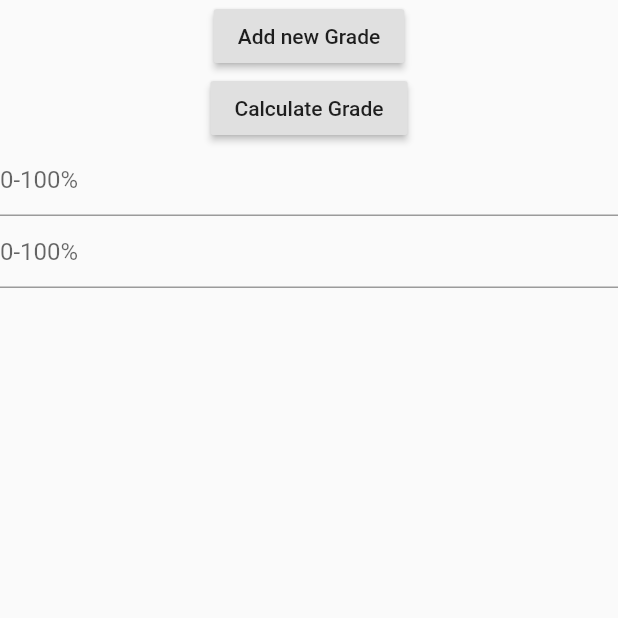
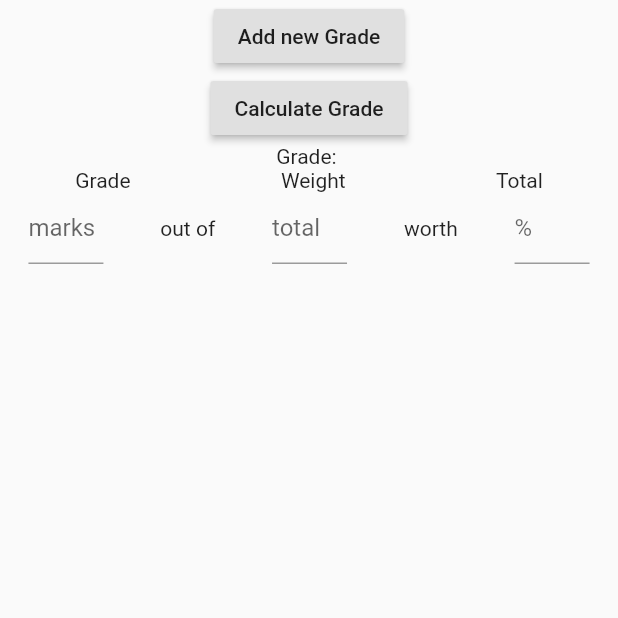
Before and after one commit to SUMR2020/STDY, a Flutter app: the GradesPage screen opened directly, after a tap on "Add new Grade", after a tap on "Calculate Grade", on a phone screen of 412 x 824 dp, the top half of it. Run offline on Flutter 3.47's test engine with Material 2 defaults, Android fonts, the phone set to English and light mode, and no system bars; our stand-ins replace firebase_auth, google_sign_in, googleapis_auth; missing offline and left inert: googleapis; accounts and stored records are empty.

Commit message:
Updated the gradespage so you can now calculate grades. Note: It is very basic and needs to be polished.

```diff
--- a/dev_logs/log_SharjeelAliBCS_wk2.txt
+++ b/dev_logs/log_SharjeelAliBCS_wk2.txt
@@ -1,4 +1,7 @@
 1. Jan 28 (Tues) 11:00-12:00 (1 hour)
    a. Worked with group to implement grades page changes with sign in and navigation bar.
-1. Jan 28 (Tues) 13:00-14:30 (1.5 hours)
+2. Jan 28 (Tues) 13:00-14:30 (1.5 hours)
    a. Worked with group, adding scrolling to grades page as well as a button for calculating the grade and a button for creating new textfields (for the other grades)
+3. Feb 2 (Sun) 12:00-16:00 (4 hours)
+   a. Updated grades page to show a row container per grade entered. This is used to show the three variables used per assignment (grade, total, weight).
+   b. Added an algorithim to calculate the grades based on the three variables defined above and to display the grade on the screen using a setState() function.
--- a/stdy/lib/grades_page.dart
+++ b/stdy/lib/grades_page.dart
@@ -12,47 +12,135 @@ class GradesPage extends StatefulWidget {
 
 class GradesPageState extends State<GradesPage> {
 
-  static final TextEditingController _grade = new TextEditingController();
+
+  var _grade = <TextEditingController>[];
+  var _weight = <TextEditingController>[];
+  var _total = <TextEditingController>[];
+  int marks;
+  String _finalGradeText;
+
+  //String get grade => _grade.text;
+  static List<Widget> _children;
 
   GradesPageState(){
-    _children = [
-      RaisedButton(
-        child: Text('Add new Grade'),
-        onPressed: (){
-          _onAddGrade();
-        },
-      ),
-      RaisedButton(
-        child: Text('Calculate Grade'),
-        onPressed: () {
-        },
-      ),
+    print("regened state");
+    _finalGradeText = '';
+    marks = 0;
 
-      new TextField(controller: _grade,
-        decoration: new InputDecoration(hintText: "0-100%"),),
-
-    ];
+    _children = [];
   }
 
-  String get grade => _grade.text;
-  static List<Widget> _children;
+  void _calculateGrades(){
+
+    double finalGrade = 0.0;
+
+    for(int i =0; i<marks; i++){
+
+      if(_grade[i].text=='' || _weight[i].text=='' || _total[i].text=='')
+        return;
+
+      double currGrade = double.parse(_grade[i].text);
+      double currTotal = double.parse(_total[i].text);
+      double currWeight = double.parse(_weight[i].text);
+      double percentEarned = (currGrade/currTotal)*currWeight;
+      finalGrade+=percentEarned;
+      print("$i: grade= $currGrade, weight: $currWeight, total: $currTotal for a total of $percentEarned");
 
 
+    }
+    //round to 2 decimals
+
+    setState((){
+      _finalGradeText = finalGrade.toStringAsFixed(2);
+    });
+
+
+  }
   void _onAddGrade(){
+    _grade.add(new TextEditingController());
+    _weight.add(new TextEditingController());
+    _total.add(new TextEditingController());
+
     setState(() {
       _children.add(
-          new TextField(controller: _grade,
-            decoration: new InputDecoration(hintText: "0-100%"))
+         Container(
+          child:  Row(
+              mainAxisAlignment: MainAxisAlignment.spaceAround,
+              children: <Widget>[
+                new SizedBox(width : 50,child: TextField(controller: _grade[marks],
+                  decoration: new InputDecoration(hintText: "marks"),
+                  keyboardType: TextInputType.number,)),
+                new Text("out of"),
+                new SizedBox(width : 50,child: TextField(controller: _total[marks],
+                  decoration: new InputDecoration(hintText: "total"),
+                  keyboardType: TextInputType.number,)),
+                new Text("worth"),
+                new SizedBox(width : 50,child: TextField(controller: _weight[marks],
+                  decoration: new InputDecoration(hintText: "%"),
+                  keyboardType: TextInputType.number,)),
+              ]
+          )
+        )
+        ,
       );
     });
+
+    marks++;
   }
+
+
   @override
   Widget build(BuildContext context) {
+    print('in build$_finalGradeText');
     return Scaffold(
       body: SingleChildScrollView(
 
         child: Column(
-          children: _children
+          children: <Widget>[
+
+            RaisedButton(
+              child: Text('Add new Grade'),
+              onPressed: (){
+                _onAddGrade();
+              },
+            ),
+            RaisedButton(
+              child: Text('Calculate Grade'),
+              onPressed: () {
+                _calculateGrades();
+              },
+            ),
+            Container(
+                child: Row(
+                    mainAxisAlignment: MainAxisAlignment.spaceAround,
+                    children: <Widget>[
+                      Text('Grade: $_finalGradeText'),
+                    ]
+                )
+            ),
+            Container(
+                child: Row(
+                    mainAxisAlignment: MainAxisAlignment.spaceAround,
+                    children: <Widget>[
+                      Text('Grade'),
+                      Text('Weight'),
+                      Text('Total')
+                    ]
+                )
+            ),
+            Container(
+              child: Column(
+                children: _children,
+              )
+            )
+
+
+            /*new TextField(controller: _grade,
+        decoration: new InputDecoration(hintText: "0-100%"),
+        keyboardType: TextInputType.number,),
+    */
+          ],
+
         ),
 
       ),
```
